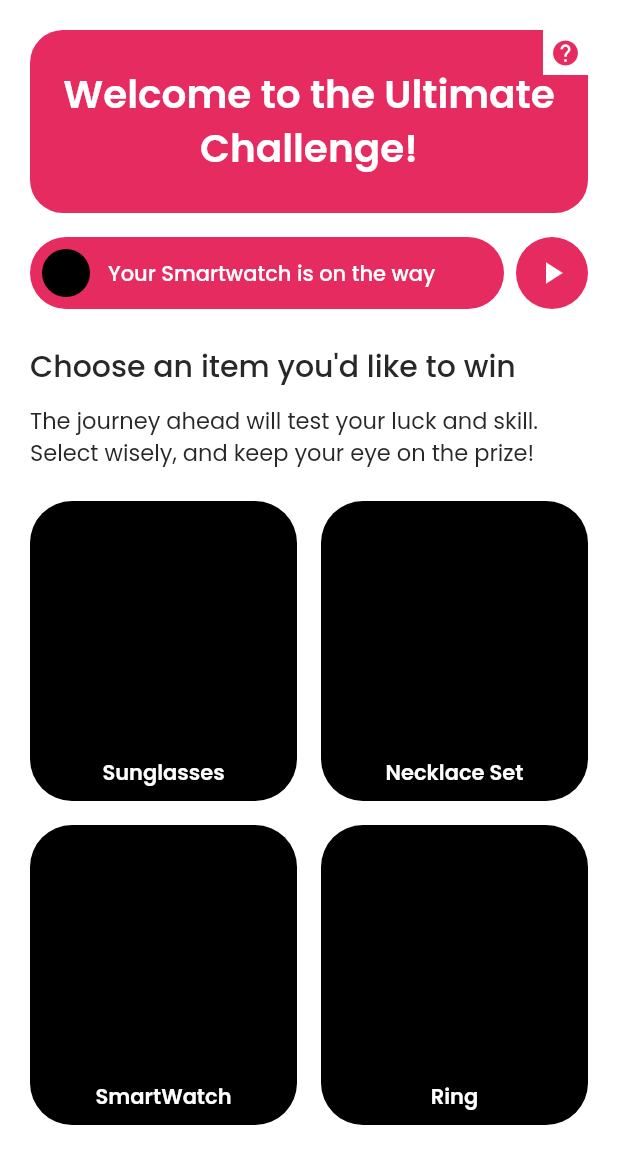
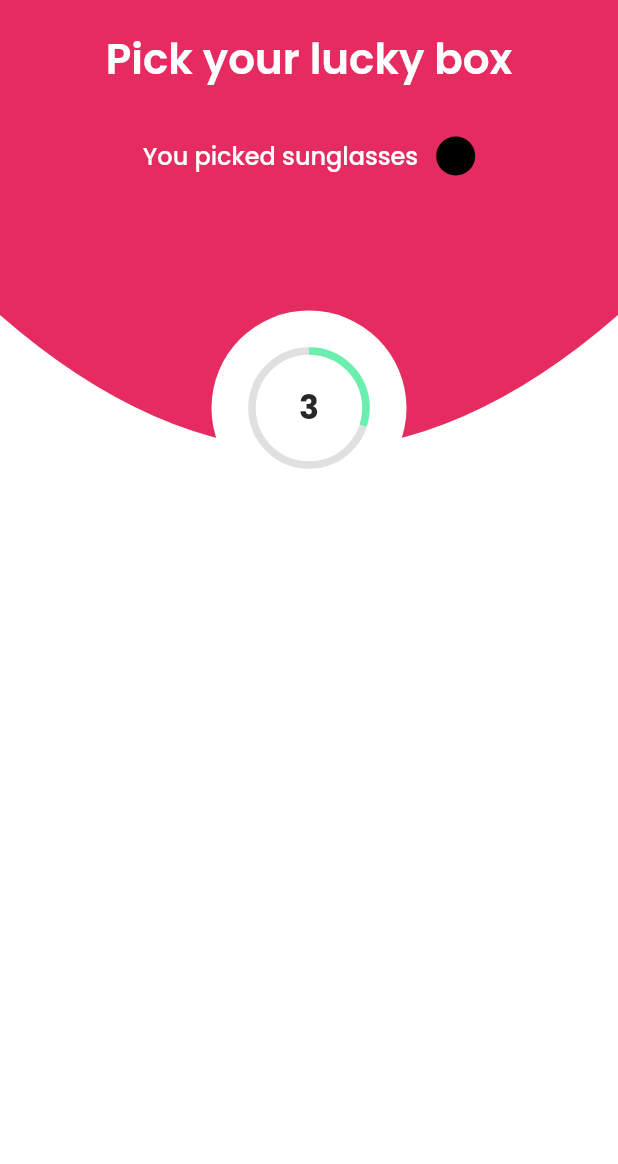
Before and after one commit to Millionpixels-tech/gifts, a Flutter app: the screen it shows after launch, on a phone screen of 412 x 824 dp. Shown: the top 1164 px of the screen. Run offline on Flutter 3.47's test engine with Material 3 defaults, Android fonts, the light colour scheme and no system bars; our stand-ins replace flutter_svg, go_router, google_fonts.

Commit message:
pick box page done

```diff
--- a/lib/router/router.dart
+++ b/lib/router/router.dart
@@ -2,6 +2,7 @@ import 'package:gifts/router/router_names.dart';
 import 'package:gifts/screens/auth/login_page.dart';
 import 'package:gifts/screens/auth/signup_page.dart';
 import 'package:gifts/screens/home_page.dart';
+import 'package:gifts/screens/pick_box_page.dart';
 import 'package:go_router/go_router.dart';
 
 class RouterClass{
@@ -12,7 +13,7 @@ class RouterClass{
       name: RouterNames.login,
       pageBuilder: (context, state) {
           return NoTransitionPage(
-              child: const HomePage(),
+              child: const PickBoxPage(),
           );
         },
       ),
--- /dev/null
+++ b/lib/screens/pick_box_page.dart
@@ -0,0 +1,143 @@
+import 'dart:async';
+
+import 'package:flutter/material.dart';
+
+class PickBoxPage extends StatefulWidget {
+  const PickBoxPage({super.key});
+
+  @override
+  State<PickBoxPage> createState() => _PickBoxPageState();
+}
+
+class _PickBoxPageState extends State<PickBoxPage> {
+  int _countdown = 10;
+  late Timer _timer;
+
+  @override
+  void initState() {
+    super.initState();
+    _startCountdown();
+  }
+
+  void _startCountdown() {
+    _timer = Timer.periodic(Duration(seconds: 1), (timer) {
+      if (_countdown > 0) {
+        setState(() {
+          _countdown--;
+        });
+      } else {
+        _timer.cancel();
+      }
+    });
+  }
+
+  @override
+  void dispose() {
+    _timer.cancel();
+    super.dispose();
+  }
+  @override
+  Widget build(BuildContext context) {
+    final textTheme = Theme.of(context).textTheme;
+    final colorScheme = Theme.of(context).colorScheme;
+    return Scaffold(
+      body: SingleChildScrollView(
+        child: Column(
+          children: [
+            Stack(
+              children: [
+                ClipPath(
+                  clipper: TopCircleClipper(),
+                  child: Container(
+                    height: 300,
+                    color: colorScheme.primary
+                  ),
+                ),
+                Padding(padding: EdgeInsets.all(20),
+                child: Column(
+                  children: [
+                    Center(child: Text('Pick your lucky box', style: textTheme.headlineLarge?.copyWith(color: colorScheme.onPrimaryFixed, fontSize: 28, fontWeight: FontWeight.w600),)),
+                    SizedBox(height: 32,),
+                    Row(
+                      mainAxisAlignment: MainAxisAlignment.center,
+                      children: [
+                        Text('You picked sunglasses',style: textTheme.titleLarge?.copyWith(color: colorScheme.onPrimaryFixed,)),
+                        SizedBox(width: 12,),
+                        Container(
+                          height: 26,
+                          width: 26,
+                          decoration: BoxDecoration(
+                            color: Colors.black,
+                            shape: BoxShape.circle
+                          ),
+                        )
+                      ],
+                    ),
+                    SizedBox(height: 90,),
+                    Container(
+                      height: 130,
+                      width: 130,
+                      decoration: BoxDecoration(
+                        color: colorScheme.onPrimaryFixed,
+                        shape: BoxShape.circle
+                      ),
+                      child: Center(
+                          child: Stack(
+                            alignment: Alignment.center,
+                            children: [
+                              SizedBox(
+                                height: 76,
+                                width: 76,
+                                child: CircularProgressIndicator(
+                                  value: _countdown / 10,
+                                  strokeWidth: 5,
+                                  backgroundColor: Colors.grey.shade300,
+                                  color: Colors.greenAccent,
+                                ),
+                              ),
+                              Text(
+                                '$_countdown',
+                                style: textTheme.headlineLarge?.copyWith(
+                                  fontWeight: FontWeight.w700,
+                                ),
+                              ),
+                            ],
+                          ),
+                        ),
+                    ),
+                    SizedBox(height: 48,),
+                    Row(
+                      children: [
+
+                      ],
+                    )
+                  ],
+                ),
+                )
+              ],
+            )
+          ],
+        ),
+      ),
+    );
+  }
+}
+
+
+class TopCircleClipper extends CustomClipper<Path> {
+  @override
+  Path getClip(Size size) {
+    Path path = Path();
+    path.lineTo(0, size.height * 0.7);
+    path.quadraticBezierTo(
+      size.width / 2, size.height * 1.3, // Control point
+      size.width, size.height * 0.7, // End point
+    );
+    path.lineTo(size.width, 0);
+    path.close();
+    return path;
+  }
+
+  @override
+  bool shouldReclip(CustomClipper<Path> oldClipper) => false;
+}
--- a/pubspec.yaml
+++ b/pubspec.yaml
@@ -63,7 +63,7 @@ flutter:
 
   # To add assets to your application, add an assets section, like this:
   assets:
-    - assets/icons/
+      - assets/icons/
   #   - images/a_dot_burr.jpeg
   #   - images/a_dot_ham.jpeg
 
```
Also changed, not shown: assets/icons/Subtract.svg (added), assets/icons/gift_icon.svg (added).
